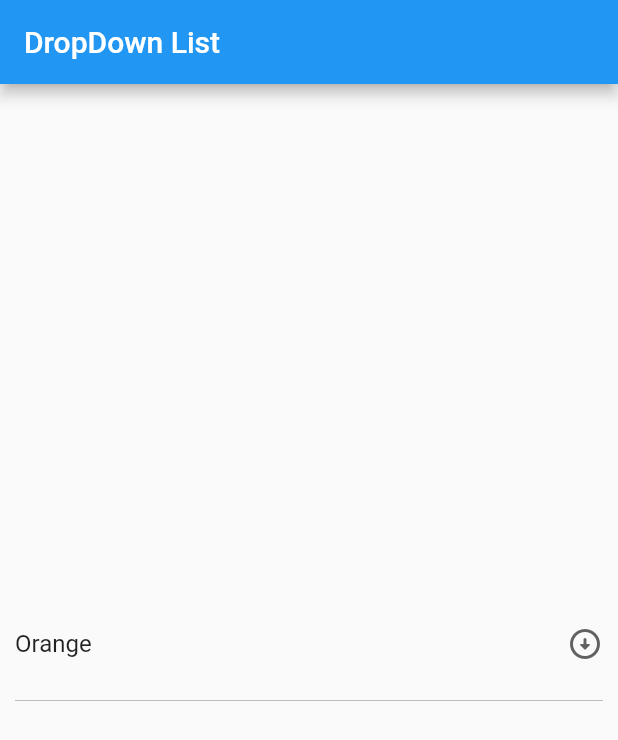
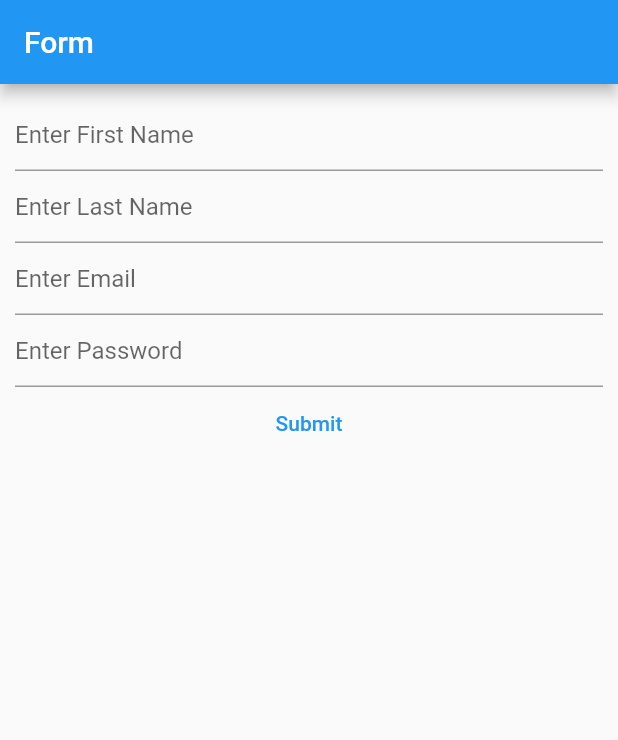
Before and after one commit to Bajrang-Choudhary/FlutterConcepts, a Flutter app: the screen it shows after launch, on a phone screen of 412 x 824 dp. Shown: the top 740 px of the screen. Run offline on Flutter 3.47's test engine with Material 2 defaults, Android fonts, the phone set to English and light mode, and no system bars; our stand-ins replace animated_text_kit, cached_network_image.

Commit message:
Form Widget and validating user's data

```diff
--- /dev/null
+++ b/lib/Widgets/form.dart
@@ -0,0 +1,116 @@
+import 'package:flutter/material.dart';
+
+class FormWidget extends StatefulWidget {
+  const FormWidget({super.key});
+
+  @override
+  State<FormWidget> createState() => _FormWidgetState();
+}
+
+class _FormWidgetState extends State<FormWidget> {
+  // Every form requires a global key that's why we are defining this.
+  final _formKey = GlobalKey<FormState>();
+
+  // Defining content for the form.
+  String firstname = '';
+  String lastname = '';
+  String email = '';
+  String password = '';
+
+  //-----------------FUNCTIONS----------------//
+  trysubmit(){
+    final isvalid = _formKey.currentState!.validate();
+    if (isvalid) {
+      _formKey.currentState!.save();
+      submitform();
+    }
+    else{
+      print('Error');
+    }
+  }
+
+  submitform(){
+    print(firstname);
+    print(lastname);
+    print(email);
+    print(password);
+  }
+
+  @override
+  Widget build(BuildContext context) {
+    return Scaffold(
+      appBar: AppBar(
+        title: const Text('Form'),
+      ),
+      body: Center(
+        child: Container(
+          margin: EdgeInsets.all(10),
+          child: Form(
+            key: _formKey,
+            child: Column(
+              children: [
+                TextFormField(
+                  decoration: const InputDecoration(hintText: 'Enter First Name'),
+                  key: const ValueKey('firstname'),
+                  validator: (value){
+                    if(value.toString().isEmpty){
+                      return 'First name should not be empty';
+                    }else{
+                      return null;
+                    }
+                  },
+                  onSaved: (value){
+                    firstname = value.toString();
+                  }
+                ),
+                TextFormField(
+                  decoration: const InputDecoration(hintText: 'Enter Last Name'),
+                  key: const ValueKey('lastname'),
+                  validator: (value){
+                    if(value.toString().isEmpty){
+                      return 'Last name should not be empty';
+                    }else{
+                      return null;
+                    }
+                  },
+                  onSaved: (value){
+                    lastname = value.toString();
+                  }
+                ),
+                TextFormField(
+                  decoration: const InputDecoration(hintText: 'Enter Email'),
+                  key: const ValueKey('email'),
+                  validator: (value){
+                    if(value.toString().isEmpty){
+                      return 'Email should not be empty';
+                    }else{
+                      return null;
+                    }
+                  },
+                  onSaved: (value){
+                    email = value.toString();
+                  }
+                ),
+                TextFormField(
+                  obscureText: true,
+                  decoration: const InputDecoration(hintText: 'Enter Password'),
+                  key: const ValueKey('password'),
+                  validator: (value){
+                    if(value.toString().length<=5){
+                      return 'Minimum length of password should be 6';
+                    }else{
+                      return null;
+                    }
+                  },
+                  onSaved: (value){
+                    password = value.toString();
+                  }
+                ),
+                TextButton(onPressed: (){trysubmit();}, child: const Text('Submit'))
+              ],
+            )),
+        )
+      ),
+    );
+  }
+}
--- a/lib/main.dart
+++ b/lib/main.dart
@@ -5,6 +5,7 @@
 import 'package:containers_sizedbox/Widgets/dismissible.dart';
 import 'package:containers_sizedbox/Widgets/drawer.dart';
 import 'package:containers_sizedbox/Widgets/dropdownbar.dart';
+import 'package:containers_sizedbox/Widgets/form.dart';
 import 'package:containers_sizedbox/Widgets/image.dart';
 import 'package:containers_sizedbox/Widgets/list_grid.dart';
 import 'package:containers_sizedbox/Widgets/rawscols.dart';
@@ -29,7 +30,7 @@
         // appBarTheme: const AppBarTheme(backgroundColor: Colors.green),
       ),
       // home: const Container_Sized(),
-      home: const DropDownWidget()
+      home: const FormWidget()
     );
   }
 }
```
